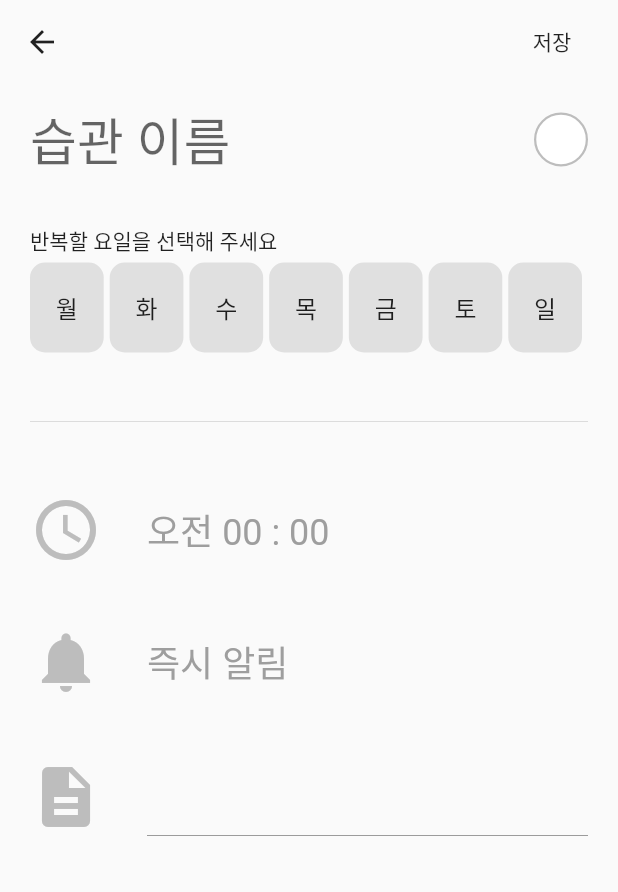
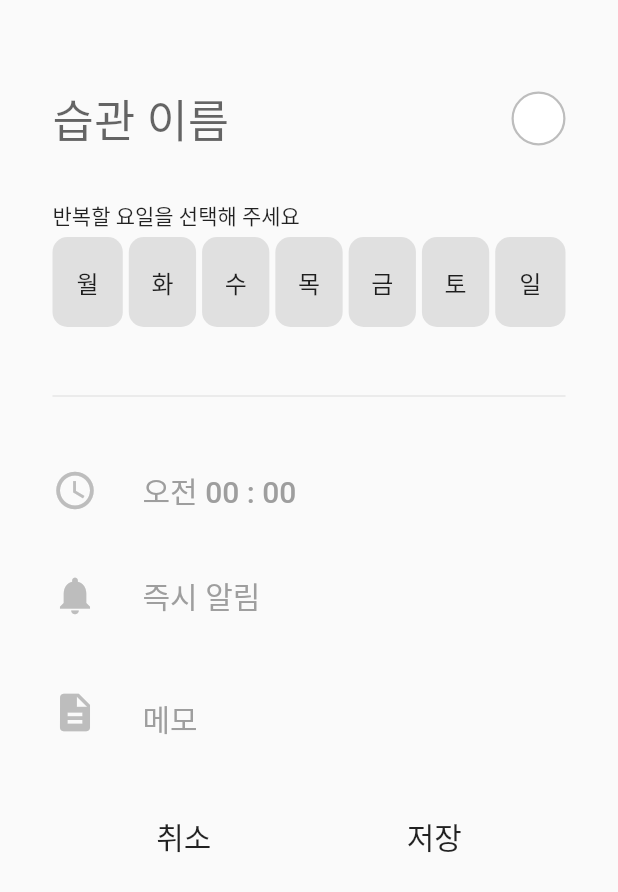
Before and after one commit to Psunu/HabitCalendar, a Flutter app: the screen it shows after launch, after a tap on the "add" icon, on a phone screen of 412 x 824 dp. Shown: the top 892 px of the screen. Run offline on Flutter 3.47's test engine with Material 2 defaults, Android fonts, the phone set to English and light mode, and no system bars; our stand-ins replace get, moor_flutter, sqflite; accounts and stored records are empty; generated files the repository leaves out were written again.

Commit message:
Improve MakeHabit view

```diff
--- a/habit_calendar/lib/controllers/make_habit_controller.dart
+++ b/habit_calendar/lib/controllers/make_habit_controller.dart
@@ -27,6 +27,9 @@ class MakeHabitController extends GetxController {
 
   // settings
   final weekCardHeight = 60.0;
+  final iconSize = 30.0;
+  final iconTextPadding = 20.0;
+  final bottomSheetBorderRadius = 15.0;
 
   // Get Set
   String get selectedWeeksString {
@@ -96,9 +99,9 @@ class MakeHabitController extends GetxController {
         margin = const EdgeInsets.only(left: 2.0);
       else if (index != 0) margin = const EdgeInsets.symmetric(horizontal: 2.0);
 
-      return WeekCard(
+      return Expanded(
+        child: WeekCard(
           margin: margin,
-        width: (Get.context.width - 68.0) / length,
           height: weekCardHeight,
           child: Text(
             _getWeekString(index),
@@ -106,11 +109,100 @@ class MakeHabitController extends GetxController {
           onTapped: (selected) {
             selectedWeeks[index] = selected;
           },
+        ),
       );
     });
   }
 
+  Widget buildIconText({
+    @required IconData iconData,
+    @required String text,
+    @required RxBool isActivated,
+    @required void Function() onTap,
+  }) {
+    return Padding(
+      padding: EdgeInsets.symmetric(vertical: iconTextPadding),
+      child: Row(
+        children: [
+          InkWell(
+            customBorder: const CircleBorder(),
+            onTap: () {
+              isActivated.value = !isActivated.value;
+              onTap();
+            },
+            child: Icon(
+              iconData,
+              size: iconSize,
+              color:
+                  isActivated.value ? Get.theme.accentColor : Colors.grey[400],
+            ),
+          ),
+          SizedBox(
+            width: 30.0,
+          ),
+          Expanded(
+            child: InkWell(
+              onTap: () {
+                if (!isActivated.value) {
+                  isActivated.value = !isActivated.value;
+                }
+                onTap();
+              },
+              child: Text(
+                text,
+                style: Get.textTheme.headline6.copyWith(
+                  color: isActivated.value ? Colors.black87 : Colors.grey,
+                ),
+                overflow: TextOverflow.ellipsis,
+              ),
+            ),
+          ),
+        ],
+      ),
+    );
+  }
+
+  Future<T> customShowModalBottomSheet<T>(
+      {@required void Function(BuildContext) builder}) {
+    return showModalBottomSheet<T>(
+      context: Get.context,
+      shape: RoundedRectangleBorder(
+        borderRadius: BorderRadius.only(
+          topLeft: Radius.circular(bottomSheetBorderRadius),
+          topRight: Radius.circular(bottomSheetBorderRadius),
+        ),
+      ),
+      builder: builder,
+    );
+  }
+
   Future<void> save() async {
+    if (nameController.text.isEmpty && !_isWeekSelected()) {
+      Get.rawSnackbar(
+        message: '습관 이름과 반복할 요일을 입력해주세요',
+        borderRadius: 10.0,
+        margin: const EdgeInsets.all(20.0),
+      );
+
+      return false;
+    } else if (nameController.text.isEmpty) {
+      Get.rawSnackbar(
+        message: '습관 이름을 입력해주세요',
+        borderRadius: 10.0,
+        margin: const EdgeInsets.all(20.0),
+      );
+
+      return false;
+    } else if (!_isWeekSelected()) {
+      Get.rawSnackbar(
+        message: '반복할 요일을 입력해주세요',
+        borderRadius: 10.0,
+        margin: const EdgeInsets.all(20.0),
+      );
+
+      return false;
+    }
+
     int id = await dbService.database.habitDao.insertHabit(
       Habit(
         id: null,
@@ -129,6 +221,8 @@ class MakeHabitController extends GetxController {
             .insertHabitWeek(HabitWeek(habitId: id, week: key));
       }
     });
+
+    Get.back();
   }
 
   // local method
@@ -152,8 +246,21 @@ class MakeHabitController extends GetxController {
     return '월';
   }
 
-  static String _twoDigits(int n) {
+  String _twoDigits(int n) {
     if (n >= 10) return "${n}";
     return "0${n}";
   }
+
+  bool _isWeekSelected() {
+    if (selectedWeeks.isEmpty) return false;
+
+    int falseNum = 0;
+    selectedWeeks.forEach((key, value) {
+      if (!value) falseNum++;
+    });
+
+    if (falseNum == selectedWeeks.length) return false;
+
+    return true;
   }
+}
--- a/habit_calendar/lib/main.dart
+++ b/habit_calendar/lib/main.dart
@@ -29,14 +29,10 @@ class MyApp extends StatelessWidget {
               displayColor: Colors.black87,
             )
             .copyWith(
-              // headline3: context.textTheme.headline3.copyWith(
-              //   fontSize: 38.0,
-              //   color: Colors.black87,
-              // ),
-              // headline4: context.textTheme.headline4.copyWith(
-              //   fontSize: 32.0,
-              //   color: Colors.black87,
-              // ),
+              headline5: context.textTheme.headline4.copyWith(
+                fontSize: 30.0,
+                color: Colors.black87,
+              ),
               bodyText1: context.textTheme.bodyText1.copyWith(
                 fontSize: 16.0,
               ),
--- a/habit_calendar/lib/views/home.dart
+++ b/habit_calendar/lib/views/home.dart
@@ -32,11 +32,11 @@ class Home extends StatelessWidget {
             items: [
               const BottomNavigationBarItem(
                 icon: const Icon(Icons.home),
-                title: const Text('Home'),
+                label: 'Home',
               ),
               const BottomNavigationBarItem(
                 icon: const Icon(Icons.calendar_today),
-                title: const Text('Calendar'),
+                label: 'Calendar',
               ),
             ],
           ),
--- a/habit_calendar/lib/views/make_habit.dart
+++ b/habit_calendar/lib/views/make_habit.dart
@@ -5,7 +5,6 @@ import 'package:habit_calendar/widgets/time_picker.dart';
 
 import '../controllers/make_habit_controller.dart';
 
-// TODO Check not null variable is filled
 // TODO implment group select
 class MakeHabit extends StatelessWidget {
   @override
@@ -14,25 +13,17 @@ class MakeHabit extends StatelessWidget {
       init: MakeHabitController(),
       builder: (controller) => SafeArea(
         child: Scaffold(
-          appBar: AppBar(
-            iconTheme: IconThemeData(color: Colors.black87),
-            textTheme: Get.textTheme,
-            backgroundColor: Get.theme.scaffoldBackgroundColor,
-            elevation: 0.0,
-            actions: [
-              FlatButton(
-                onPressed: () {
-                  controller.save();
-                  Get.back();
-                },
-                child: Text('저장'),
-              ),
-            ],
-          ),
           body: SingleChildScrollView(
             child: Container(
-              padding: const EdgeInsets.symmetric(horizontal: 20.0),
+              padding: const EdgeInsets.only(
+                left: 35.0,
+                right: 35.0,
+                top: 45.0,
+              ),
               child: Column(
+                mainAxisAlignment: MainAxisAlignment.spaceBetween,
+                children: [
+                  Column(
                     crossAxisAlignment: CrossAxisAlignment.start,
                     children: [
                       Row(
@@ -44,7 +35,7 @@ class MakeHabit extends StatelessWidget {
                                 hintText: '습관 이름',
                                 border: InputBorder.none,
                               ),
-                          style: Get.textTheme.headline4,
+                              style: Get.textTheme.headline5,
                             ),
                           ),
                           InkWell(
@@ -53,8 +44,8 @@ class MakeHabit extends StatelessWidget {
                               width: 36,
                               height: 36,
                               decoration: BoxDecoration(
-                            border:
-                                Border.all(color: Colors.grey[400], width: 1.5),
+                                border: Border.all(
+                                    color: Colors.grey[400], width: 1.5),
                                 color: Colors.white,
                                 shape: BoxShape.circle,
                               ),
@@ -80,13 +71,13 @@ class MakeHabit extends StatelessWidget {
                         padding: const EdgeInsets.symmetric(vertical: 20.0),
                         child: Divider(),
                       ),
-                  _buildIconText(
+                      controller.buildIconText(
                         iconData: Icons.access_time,
                         text: controller.whatTimeString,
                         isActivated: controller.isWhatTimeActivated,
                         onTap: () {
                           if (controller.isWhatTimeActivated.value) {
-                        _customShowModalBottomSheet(
+                            controller.customShowModalBottomSheet(
                               builder: (context) {
                                 return Padding(
                                   padding: const EdgeInsets.all(30.0),
@@ -105,22 +96,25 @@ class MakeHabit extends StatelessWidget {
                           }
                         },
                       ),
-                  _buildIconText(
+                      controller.buildIconText(
                         iconData: Icons.notifications,
                         text: controller.notificationTimeString,
                         isActivated: controller.isNotificationActivated,
                         onTap: () {
                           if (controller.isNotificationActivated.value) {
-                        _customShowModalBottomSheet(
+                            controller.customShowModalBottomSheet(
                               builder: (context) {
                                 return Padding(
                                   padding: const EdgeInsets.all(30.0),
                                   child: DurationPicker(
                                     height: 200.0,
-                                style: Get.textTheme.headline5,
-                                initDuration: controller.notificationTime.value,
+                                    durationStyle: Get.textTheme.headline5,
+                                    tagStyle: Get.textTheme.bodyText1,
+                                    initDuration:
+                                        controller.notificationTime.value,
                                     onDurationChanged: (duration) {
-                                  controller.notificationTime.value = duration;
+                                      controller.notificationTime.value =
+                                          duration;
                                     },
                                   ),
                                 );
@@ -130,18 +124,17 @@ class MakeHabit extends StatelessWidget {
                         },
                       ),
                       Padding(
-                    padding: const EdgeInsets.symmetric(vertical: 20.0),
+                        padding: EdgeInsets.symmetric(
+                          vertical: controller.iconTextPadding,
+                        ),
                         child: Row(
+                          crossAxisAlignment: CrossAxisAlignment.start,
                           children: [
-                        InkWell(
-                          customBorder: const CircleBorder(),
-                          onTap: () {
-                            controller.isDescriptionActivated.value =
-                                !controller.isDescriptionActivated.value;
-                          },
+                            Padding(
+                              padding: const EdgeInsets.only(top: 8.0),
                               child: Icon(
                                 Icons.description,
-                            size: 48.0,
+                                size: controller.iconSize,
                                 color: controller.isDescriptionActivated.value
                                     ? Get.theme.accentColor
                                     : Colors.grey[400],
@@ -152,10 +145,42 @@ class MakeHabit extends StatelessWidget {
                             ),
                             Expanded(
                               child: TextField(
-                            enabled: controller.isDescriptionActivated.value,
                                 controller: controller.descriptionController,
                                 keyboardType: TextInputType.text,
-                            style: Get.textTheme.headline5,
+                                style: Get.textTheme.headline6,
+                                maxLines: null,
+                                decoration: InputDecoration(
+                                  hintText: '메모',
+                                  hintStyle: Get.textTheme.headline6.copyWith(
+                                    color: Colors.grey,
+                                  ),
+                                  border: InputBorder.none,
+                                ),
+                              ),
+                            ),
+                          ],
+                        ),
+                      ),
+                    ],
+                  ),
+                  Builder(
+                    builder: (context) => ButtonBar(
+                      alignment: MainAxisAlignment.spaceAround,
+                      children: [
+                        FlatButton(
+                          onPressed: () => Get.back(),
+                          child: Text(
+                            '취소',
+                            style: Get.textTheme.headline6,
+                          ),
+                        ),
+                        FlatButton(
+                          onPressed: () {
+                            controller.save();
+                          },
+                          child: Text(
+                            '저장',
+                            style: Get.textTheme.headline6,
                           ),
                         ),
                       ],
@@ -169,66 +194,4 @@ class MakeHabit extends StatelessWidget {
       ),
     );
   }
-
-  Widget _buildIconText({
-    @required IconData iconData,
-    @required String text,
-    @required RxBool isActivated,
-    @required void Function() onTap,
-  }) {
-    return Padding(
-      padding: const EdgeInsets.symmetric(vertical: 20.0),
-      child: Row(
-        children: [
-          InkWell(
-            customBorder: const CircleBorder(),
-            onTap: () {
-              isActivated.value = !isActivated.value;
-              onTap();
-            },
-            child: Icon(
-              iconData,
-              size: 48.0,
-              color:
-                  isActivated.value ? Get.theme.accentColor : Colors.grey[400],
-            ),
-          ),
-          SizedBox(
-            width: 30.0,
-          ),
-          Expanded(
-            child: InkWell(
-              onTap: () {
-                if (!isActivated.value) {
-                  isActivated.value = !isActivated.value;
 }
-                onTap();
-              },
-              child: Text(
-                text,
-                style: Get.textTheme.headline5.copyWith(
-                  color: isActivated.value ? Colors.black87 : Colors.grey,
-                ),
-                overflow: TextOverflow.ellipsis,
-              ),
-            ),
-          ),
-        ],
-      ),
-    );
-  }
-
-  Future<T> _customShowModalBottomSheet<T>(
-      {@required void Function(BuildContext) builder}) {
-    return showModalBottomSheet<T>(
-      context: Get.context,
-      shape: RoundedRectangleBorder(
-        borderRadius: BorderRadius.only(
-          topLeft: Radius.circular(15.0),
-          topRight: Radius.circular(15.0),
-        ),
-      ),
-      builder: builder,
-    );
-  }
-}
```
Also changed, not shown: habit_calendar/lib/widgets/duration_picker.dart (+17 -7 lines), habit_calendar/lib/widgets/time_picker.dart (+32 -5 lines). Lines whose indentation alone changed are shown as unchanged.
